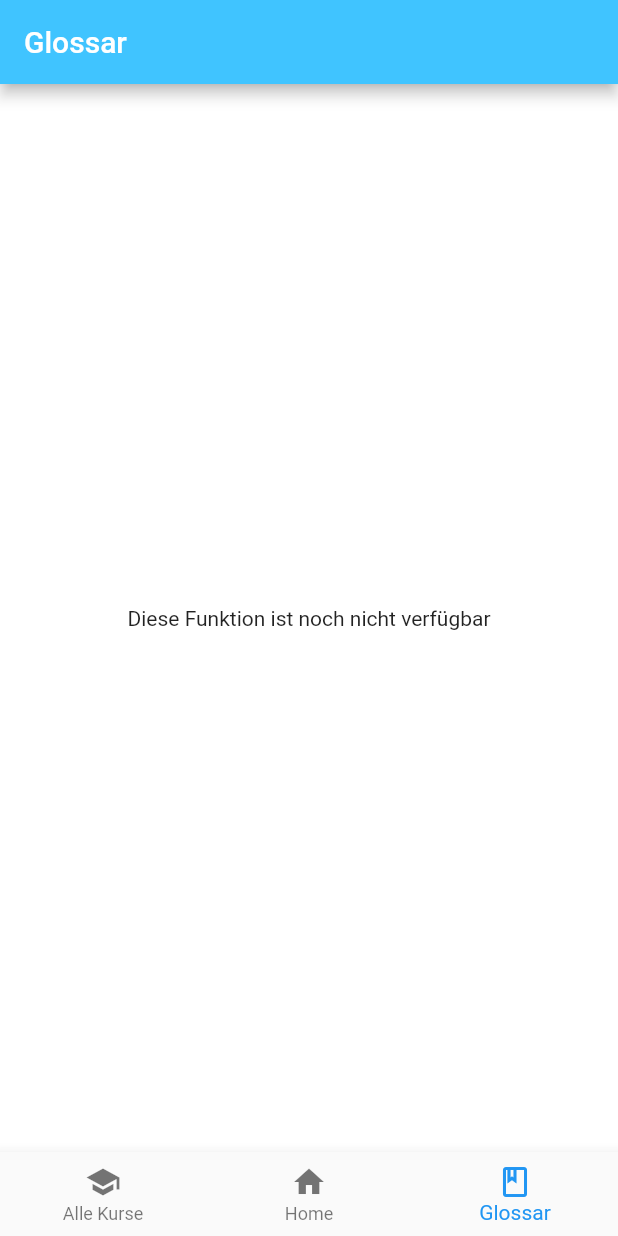
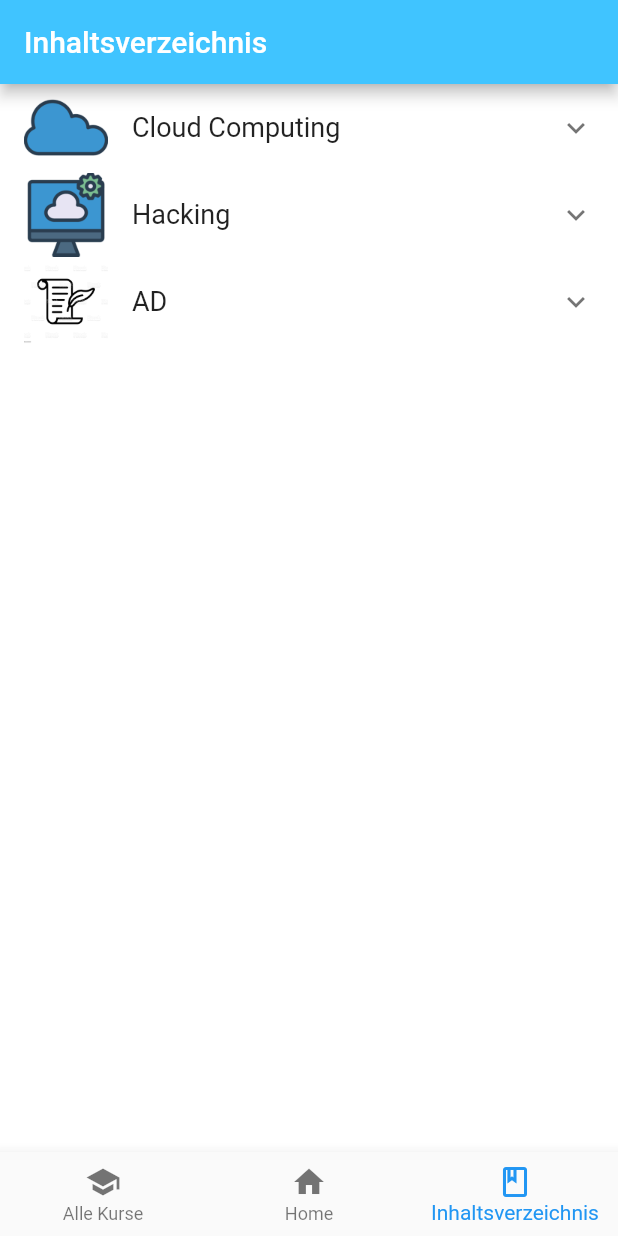
Before and after one commit to shr1mpsy/E-learning-App, a Flutter app: the screen it shows after launch, item 3 of the bottom bar chosen, on a phone screen of 412 x 824 dp. Run offline on Flutter 3.47's test engine with Material 2 defaults, Android fonts, the light colour scheme and no system bars.

Commit message:
implemented table of contents, bug fixes

```diff
--- a/lib/main.dart
+++ b/lib/main.dart
@@ -1,7 +1,6 @@
 import 'package:flutter/cupertino.dart';
 import 'package:flutter/material.dart';
 import './Quiz.dart';
-
 void main() => runApp(MyApp());
 
 class MyApp extends StatefulWidget {
@@ -12,6 +11,23 @@ class MyApp extends StatefulWidget {
 }
 
 class MyAppState extends State<MyApp> {
+  MyAppState(){
+    for(int cindex = 0; cindex < contentEntries.length; cindex++){
+      List tmp = [];
+      for(int eindex = 0; eindex < entries[cindex].length; eindex++){
+        tmp.add(entries[cindex][eindex]);
+      }
+
+      List tmp2 = [];
+      for(int imgItem = 0; imgItem < assets[cindex].length; imgItem++){
+        tmp2.add(assets[cindex][imgItem]);
+      }
+
+      itemList.add(
+          Items(contentEntries[cindex], tmp, tmp2)
+      );
+    }
+  }
   //Content
   List contentEntries = ["Cloud Computing", "Hacking", "AD"];
   List coursePictures = [
@@ -239,8 +255,7 @@ class MyAppState extends State<MyApp> {
       ]
     ],
     [],
-    []
-  ];
+    []];
 
   //global
   final List entries = [
@@ -289,6 +304,10 @@ class MyAppState extends State<MyApp> {
     [],
     []
   ];
+
+  //Liste für Inhaltsverzeichniss
+  final List itemList = [];
+
 
 // Booleans
   bool isOverview = true;
@@ -412,6 +431,36 @@ class MyAppState extends State<MyApp> {
     });
   }
 
+  void fromContentTableToContent(ci, ei){
+    setState(() {
+      isOverview = false;
+      _currentIndex = 1;
+      contentIndex = ci;//ci;
+      entryIndex = ei;//ei;
+      index = 0;
+    });
+  }
+
+  _buildExpandableContent(Items item, expIndex){
+    List<Widget> columnContent = [];
+    int asdf = 0;
+    int i = 0;
+    for (String content in item.contents){
+      columnContent.add(
+        ListTile(
+          title: Text(content, style: new TextStyle(fontSize: 15.0),),
+          leading: CircleAvatar(child: Image.asset(item.leading[i])),
+          onTap: () {
+            asdf = values[content];
+            fromContentTableToContent(expIndex, asdf);
+          },
+        ),
+      );
+      i++;
+    }
+    return columnContent;
+  }
+
   //WIDGETS
 
   Widget picture(path) {
@@ -517,6 +566,9 @@ class MyAppState extends State<MyApp> {
     }
     else if(_currentIndex==1){
       if(isIntro){
+        isOverview = true;
+        entryIndex = 0;
+        index = 0;
         return AppBar(
           title: Text(contentEntries[contentIndex]),
           backgroundColor: Colors.lightBlueAccent,
@@ -559,7 +611,7 @@ class MyAppState extends State<MyApp> {
     }
     else if(_currentIndex==2){
       return AppBar(
-        title: Text("Glossar"),
+        title: Text("Inhaltsverzeichnis"),
         backgroundColor: Colors.lightBlueAccent,
       );
     }
@@ -588,6 +640,9 @@ class MyAppState extends State<MyApp> {
         }
     else if(_currentIndex==1) {
       if (isIntro) {
+        isOverview = true;
+        entryIndex =0;
+        index = 0;
         return Column(
               mainAxisAlignment: MainAxisAlignment.center,
               children: <Widget>[
@@ -698,12 +753,23 @@ class MyAppState extends State<MyApp> {
       }
     }
     else if(_currentIndex==2){
-      return Column(
-        mainAxisAlignment: MainAxisAlignment.center,
-        children: <Widget>[
-      Center(child: Text("Diese Funktion ist noch nicht verfügbar"))
-        ]
-      );    //bottomNavigationBar: boNaBa("Glossar"),
+      return ListView.builder(
+        itemCount: itemList.length,
+        itemBuilder: (context, expandableIndex){
+          return Container(
+            //color: Colors.blue,
+            child:ExpansionTile(
+            title: Text(itemList[expandableIndex].title, style: TextStyle(fontSize: 18),),
+            leading: Image.asset(coursePictures[expandableIndex]),
+            children: <Widget>[
+              new Column(
+                children: _buildExpandableContent(itemList[expandableIndex], expandableIndex),
+              ),
+            ],
+          )
+          );
+        },
+      );
     }
   }
 
@@ -724,7 +790,7 @@ class MyAppState extends State<MyApp> {
             ),
             BottomNavigationBarItem(
               icon: Icon(Icons.book_outlined),
-              label: "Glossar",
+              label: "Inhaltsverzeichnis",
               backgroundColor: Colors.blue,
             ),
           ],
@@ -749,3 +815,11 @@ class MyAppState extends State<MyApp> {
       );
   }
 }
+
+class Items{
+  final String title;
+  List contents = [];
+  final List leading;
+
+  Items(this.title, this.contents, this.leading);
+}
```
